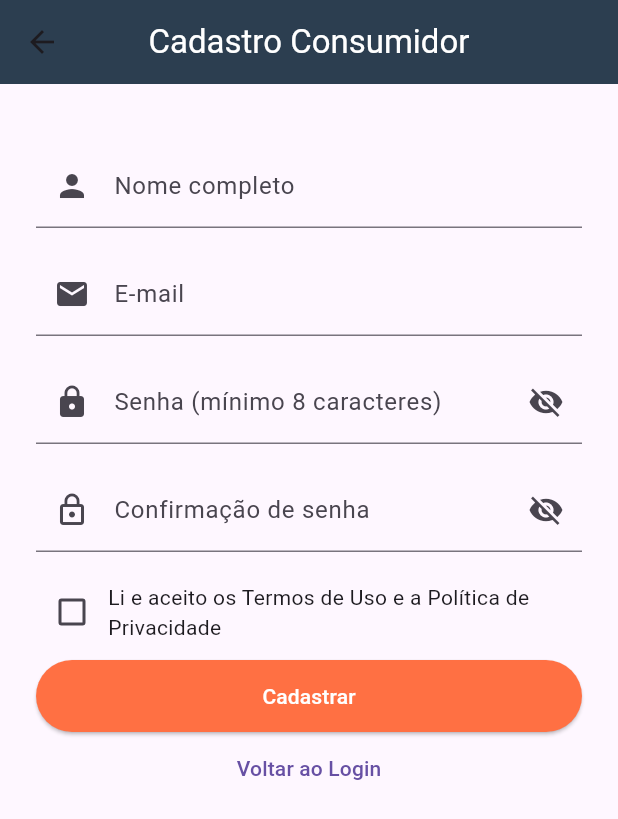
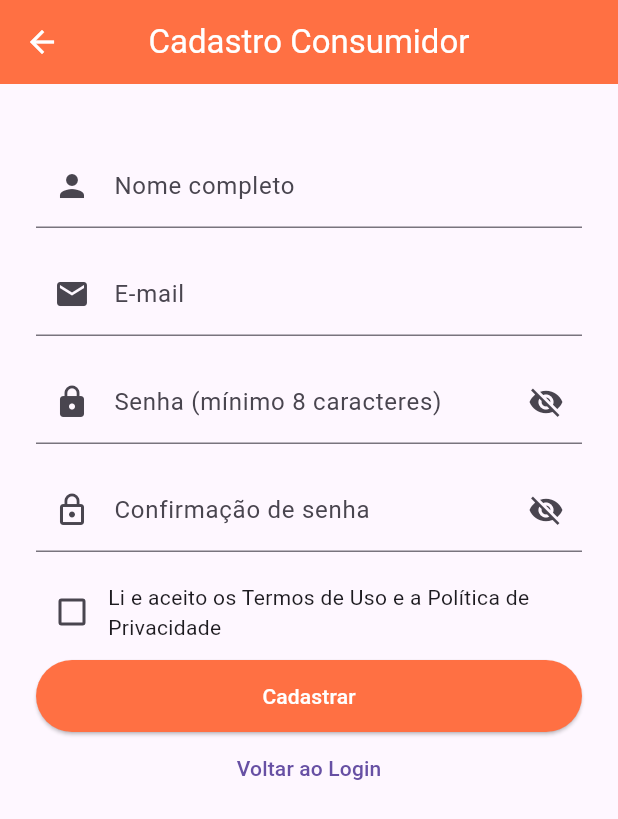
Before and after one commit to AliceSilva56/estetify, a Flutter app: the CadastroConsumidorPage screen opened by its route, on a phone screen of 412 x 824 dp. Shown: the top 819 px of the screen. Run offline on Flutter 3.47's test engine with Material 3 defaults, Android fonts, the phone set to English and light mode, and no system bars; our stand-ins replace google_sign_in.

Commit message:
Appbar laranja

```diff
--- a/lib/cadastro_consumidor.dart
+++ b/lib/cadastro_consumidor.dart
@@ -43,9 +43,10 @@ class _CadastroConsumidorPageState extends State<CadastroConsumidorPage> {
     const laranja = Color(0xFFFF7043);
     return Scaffold(
       appBar: AppBar(
-        backgroundColor: azul,
+        backgroundColor: laranja,
+        iconTheme: const IconThemeData(color: Colors.white),
         leading: IconButton(
-          icon: const Icon(Icons.arrow_back),
+          icon: const Icon(Icons.arrow_back, color: Colors.white),
           onPressed: () => Navigator.pop(context),
         ),
         title: const Text('Cadastro Consumidor', style: TextStyle(color: Colors.white)),
--- a/lib/cadastro_empresario.dart
+++ b/lib/cadastro_empresario.dart
@@ -28,9 +28,10 @@ class _CadastroEmpresarioPageState extends State<CadastroEmpresarioPage> {
   Widget build(BuildContext context) {
     return Scaffold(
       appBar: AppBar(
-        backgroundColor: const Color(0xFF2c3e50),
+        backgroundColor: const Color(0xFFFF7043),
+        iconTheme: const IconThemeData(color: Colors.white),
         leading: IconButton(
-          icon: const Icon(Icons.arrow_back),
+          icon: const Icon(Icons.arrow_back, color: Colors.white),
           onPressed: _voltar,
         ),
         title: const Text('Cadastro Empresário', style: TextStyle(color: Colors.white)),
```
Also changed, not shown: lib/escolha_cadastro.dart (+4 -3 lines).
